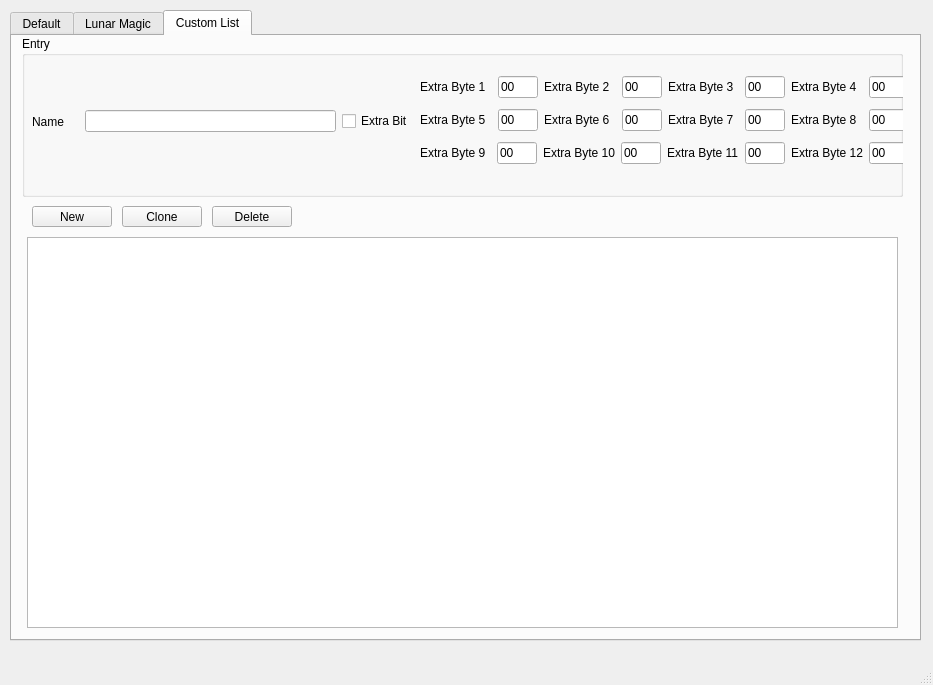
Before: the Qt Designer form cfgeditor.ui in Atari2/CFGEditorPlusPlus, drawn with Qt 5.
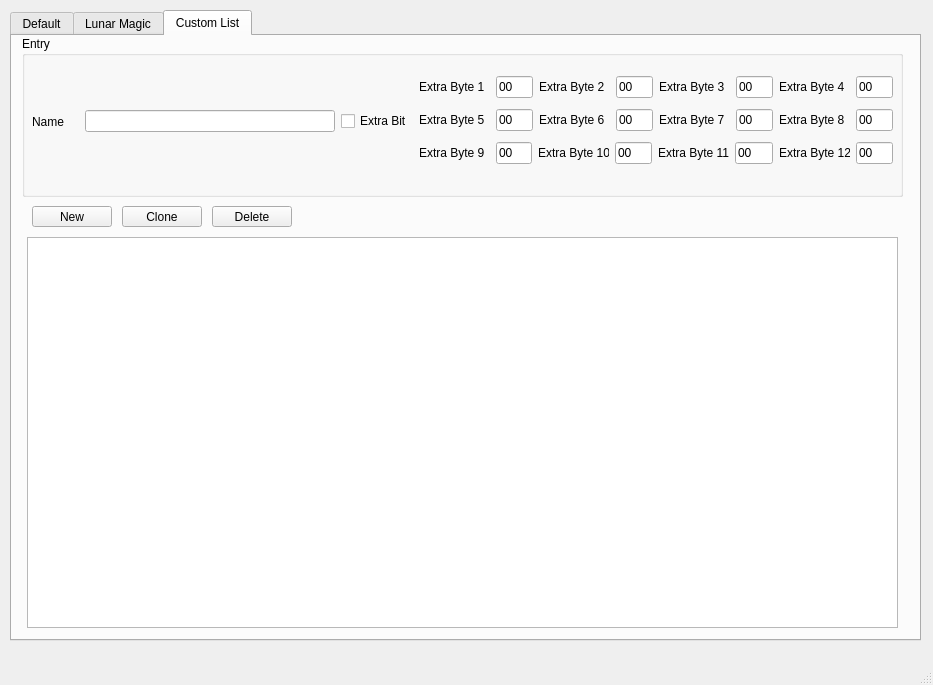
After: the same form once the commit is applied. The open tabs and pages were chosen to show the change. Custom widgets are drawn as their Qt base class.

What changed in the file:
```diff
--- a/cfgeditor.ui
+++ b/cfgeditor.ui
@@ -2745,7 +2745,7 @@
         <rect>
          <x>10</x>
          <y>35</y>
-         <width>877</width>
+         <width>861</width>
          <height>101</height>
         </rect>
        </property>
```
